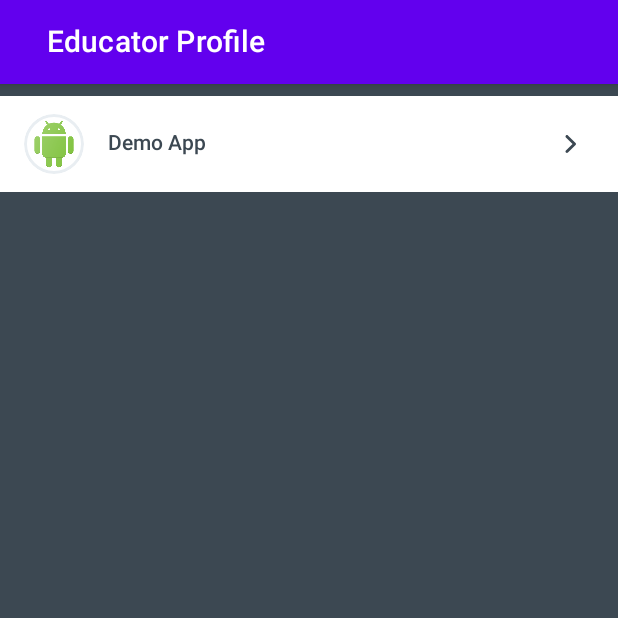
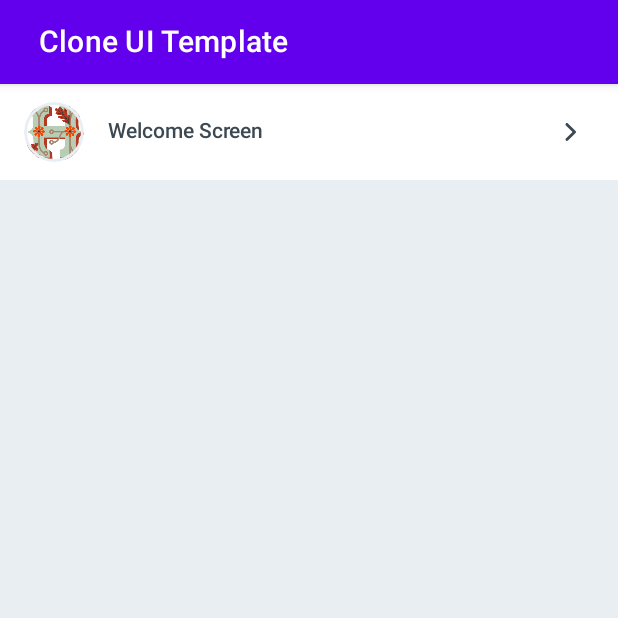
Before and after one commit to Marvel999/FamousComposeBook, an Android app built with Jetpack Compose: the screen it shows after launch (MainActivity), on a phone screen of 412 x 824 dp, the top half of it. Run offline under Robolectric (Android 15) with nearby library versions, the phone set to English and light mode, and no system bars.

Commit message:
Add Welcome screen

```diff
--- a/app/src/main/java/com/marvel999/fuitemplet/landingscreen/componets/LandingPageListItemCard.kt
+++ b/app/src/main/java/com/marvel999/fuitemplet/landingscreen/componets/LandingPageListItemCard.kt
@@ -30,7 +30,8 @@ import com.marvel999.fuitemplet.ui.theme.LiteTextBase0
 @Composable
 fun LandingPageListItemCard(landingPageListItemCardData: LandingPageListItemCardData) {
     Box(
-        modifier = Modifier.fillMaxWidth()
+        modifier = Modifier
+            .fillMaxWidth()
             .background(color = LiteBase0)
             .clickable(indication = null,
                 interactionSource = remember {
@@ -46,7 +47,7 @@ fun LandingPageListItemCard(landingPageListItemCardData: LandingPageListItemCard
     ) {
         Row(modifier = Modifier.align(Alignment.CenterStart)) {
             Image(
-                painter = painterResource(id = landingPageListItemCardData.appICon),
+                painter = painterResource(id = landingPageListItemCardData.appIcon),
                 contentDescription = "App Icon",
                 modifier = Modifier
                     .width(Dp(Dimensions.DP_40))
@@ -54,7 +55,11 @@ fun LandingPageListItemCard(landingPageListItemCardData: LandingPageListItemCard
                     .clip(
                         CircleShape
                     )
-                    .border(Dp(Dimensions.DP_2), landingPageListItemCardData.iconBorderColor, CircleShape)
+                    .border(
+                        Dp(Dimensions.DP_2),
+                        landingPageListItemCardData.iconBorderColor,
+                        CircleShape
+                    )
             )
 
             Text(
@@ -62,7 +67,11 @@ fun LandingPageListItemCard(landingPageListItemCardData: LandingPageListItemCard
                 fontWeight = FontWeight.SemiBold,
                 color = LiteTextBase0,
                 fontSize = 14.sp,
-                modifier = Modifier.padding(start = Dp(Dimensions.DP_16), top = Dp(Dimensions.DP_11), bottom = Dp(Dimensions.DP_11))
+                modifier = Modifier.padding(
+                    start = Dp(Dimensions.DP_16),
+                    top = Dp(Dimensions.DP_11),
+                    bottom = Dp(Dimensions.DP_11)
+                )
             )
         }
 
@@ -87,12 +96,16 @@ fun LandingPageListItemCard(landingPageListItemCardData: LandingPageListItemCard
 @Preview
 @Composable
 fun LandingPageListItemCardPreview() {
-    LandingPageListItemCard(LandingPageListItemCardData(appTemplateName = "1Screen", onItemClick = {LandingPageListItemCardData(appTemplateName = "Me")}))
+    LandingPageListItemCard(
+        LandingPageListItemCardData(
+            appTemplateName = "1Screen",
+            onItemClick = { LandingPageListItemCardData(appTemplateName = "Me") })
+    )
 }
 
 data class LandingPageListItemCardData(
     @DrawableRes
-    val appICon: Int = R.drawable.img_landingscreen_default_icon,
+    val appIcon: Int = R.drawable.img_landingscreen_default_icon,
     val iconBorderColor: Color = LiteGray0,
     val appTemplateName: String,
     val onItemClick: (() -> Unit)? = null
--- a/app/src/main/java/com/marvel999/fuitemplet/landingscreen/data/Data.kt
+++ b/app/src/main/java/com/marvel999/fuitemplet/landingscreen/data/Data.kt
@@ -1,6 +1,5 @@
 package com.marvel999.fuitemplet.landingscreen.data
 
-import com.marvel999.fuitemplet.R
 import com.marvel999.fuitemplet.landingscreen.componets.LandingPageListItemCardData
 
 var landingPageListItemCardDataList: List<LandingPageListItemCardData> = ArrayList<LandingPageListItemCardData>()
--- a/app/src/main/java/com/marvel999/fuitemplet/landingscreen/screens/MainActivity.kt
+++ b/app/src/main/java/com/marvel999/fuitemplet/landingscreen/screens/MainActivity.kt
@@ -5,6 +5,7 @@ import android.os.Bundle
 import androidx.activity.ComponentActivity
 import androidx.activity.compose.setContent
 import androidx.compose.foundation.background
+import androidx.compose.foundation.isSystemInDarkTheme
 import androidx.compose.foundation.layout.Box
 import androidx.compose.foundation.layout.Column
 import androidx.compose.foundation.layout.fillMaxSize
@@ -22,6 +23,7 @@ import com.marvel999.fuitemplet.R
 import com.marvel999.fuitemplet.landingscreen.componets.LandingPageListItemCard
 import com.marvel999.fuitemplet.landingscreen.componets.LandingPageListItemCardData
 import com.marvel999.fuitemplet.landingscreen.data.landingPageListItemCardDataList
+import com.marvel999.fuitemplet.ui.theme.Dimensions
 import com.marvel999.fuitemplet.ui.theme.FUITempletTheme
 import com.marvel999.fuitemplet.ui.theme.LiteGray0
 
@@ -29,14 +31,14 @@ class MainActivity : ComponentActivity() {
     override fun onCreate(savedInstanceState: Bundle?) {
         super.onCreate(savedInstanceState)
         setContent {
-            FUITempletTheme {
+            FUITempletTheme() {
                 val scaffoldState = rememberScaffoldState(rememberDrawerState(DrawerValue.Closed))
                 HomeCompose(scaffoldState = scaffoldState)
             }
         }
     }
 
-    fun StartDemoActivity(){
+    fun StartDemoActivity() {
         startActivity(Intent(this, DemoScreen::class.java))
     }
 
@@ -56,10 +58,9 @@ class MainActivity : ComponentActivity() {
         TopAppBar(
             title = {
                 Text(
-                    text = "Educator Profile",
+                    text = "Clone UI Template",
                     color = Color.White,
-
-                    modifier = Modifier.padding(start = Dp(15f))
+                    modifier = Modifier.padding(start = Dp(Dimensions.SPACING_10))
                 )
             },
         )
@@ -68,26 +69,22 @@ class MainActivity : ComponentActivity() {
 
     @Composable
     fun BodyComposable() {
+        landingPageListItemCardDataList =
+            landingPageListItemCardDataList + LandingPageListItemCardData(
+                appIcon = R.drawable.ic_hacktober_icon,
+                appTemplateName = "Welcome Screen",
+                onItemClick = {
+                    StartDemoActivity()
+                })
         Box(
             modifier = Modifier
                 .fillMaxSize()
                 .background(LiteGray0)
         ) {
-
             Column(
-                modifier = Modifier
-                    .background(Color(android.graphics.Color.parseColor("#" + "3C4852")))
-                    .fillMaxSize(),
+                modifier = Modifier.fillMaxSize(),
             ) {
-
                 // Top lazyList Section
-                landingPageListItemCardDataList = landingPageListItemCardDataList + LandingPageListItemCardData(
-                        R.drawable.img_landingscreen_default_icon,
-                        appTemplateName = "Demo App",
-                        onItemClick = {
-                            StartDemoActivity()
-                        })
-
                 TopListSection(landingPageListItemCardDataList)
 
             }
@@ -96,8 +93,8 @@ class MainActivity : ComponentActivity() {
 
     @Composable
     fun TopListSection(itemList: List<LandingPageListItemCardData>) {
-        Column{
-            LazyColumn(modifier = Modifier.padding(top = Dp(8f), bottom = Dp(20f))) {
+        Column {
+            LazyColumn {
                 itemsIndexed(itemList) { _, item ->
                     LandingPageListItemCard(landingPageListItemCardData = item)
                 }
--- a/app/src/main/java/com/marvel999/fuitemplet/ui/theme/Dimensions.kt
+++ b/app/src/main/java/com/marvel999/fuitemplet/ui/theme/Dimensions.kt
@@ -6,6 +6,7 @@ object Dimensions {
      */
     val SPACING_4:Float = 4F
     val SPACING_8:Float = 8F
+    val SPACING_10:Float = 10F
     val SPACING_16:Float = 16F
 
     /**
@@ -19,4 +20,5 @@ object Dimensions {
     val DP_16:Float = 16F
     val DP_23:Float = 23F
     val DP_40:Float = 40F
+    val DP_400:Float = 400F
 }
```
Also changed, not shown: app/src/main/java/com/marvel999/fuitemplet/DemoScreen/DemoScreen.kt (+49 -5 lines), app/src/main/res/drawable-v24/ic_hacktober_icon.png (added).
